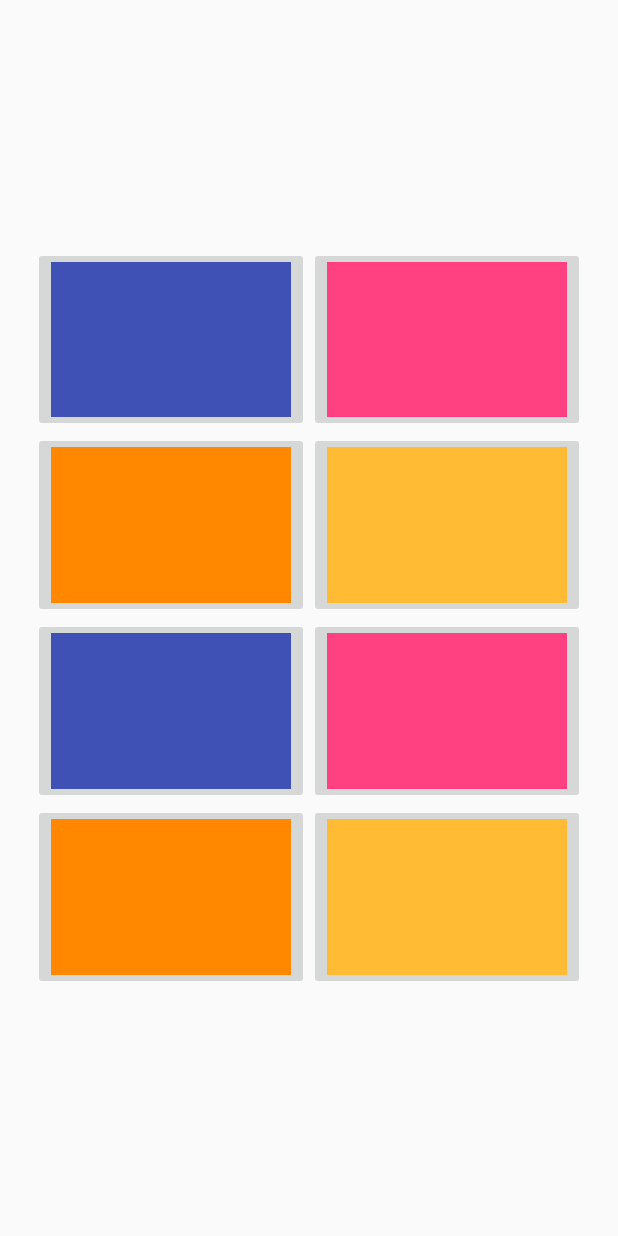
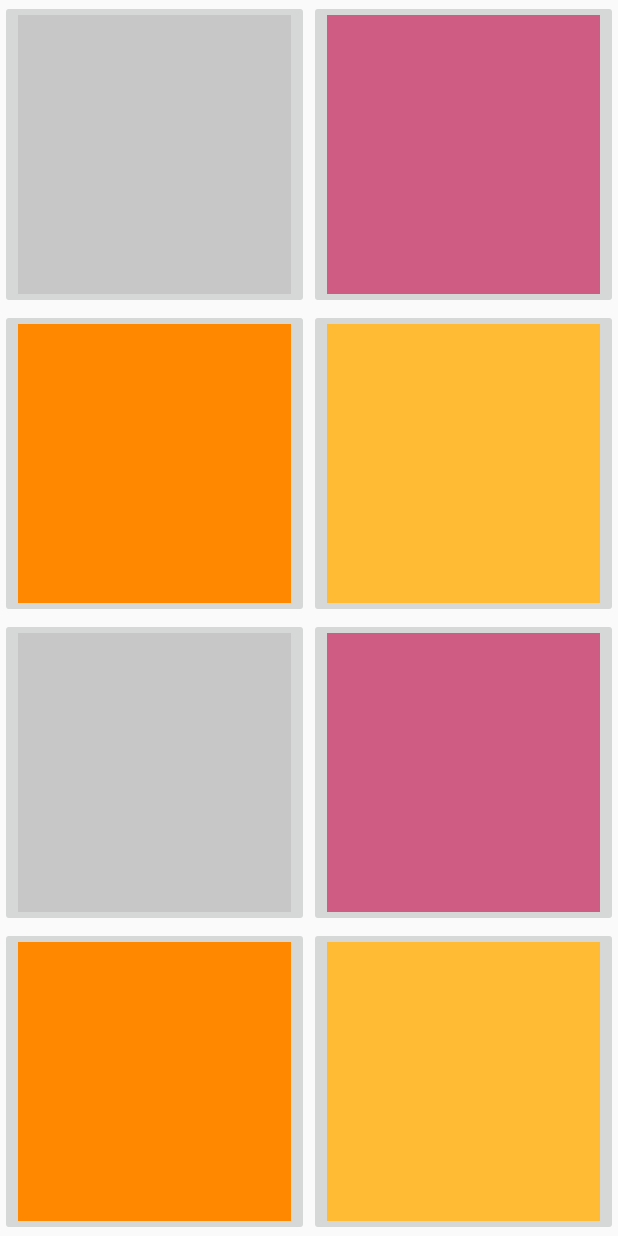
Before and after one commit to AndyCr15/WhiteNoise, an Android app: the layout activity_main.xml on its own in the app's theme, with its tools: preview values and no code run, on a phone screen of 412 x 824 dp. Run offline under Robolectric (Android 15) with nearby library versions, the phone set to English and light mode, and no system bars.

Commit message:
Small changes

```diff
--- a/app/src/main/res/layout/activity_main.xml
+++ b/app/src/main/res/layout/activity_main.xml
@@ -8,12 +8,12 @@
 
     <GridLayout
         android:id="@+id/mainGrid"
-        android:layout_width="368dp"
-        android:layout_height="495dp"
-        android:layout_marginBottom="8dp"
-        android:layout_marginLeft="8dp"
-        android:layout_marginRight="8dp"
-        android:layout_marginTop="8dp"
+        android:layout_width="match_parent"
+        android:layout_height="match_parent"
+        android:layout_marginBottom="0dp"
+        android:layout_marginLeft="0dp"
+        android:layout_marginRight="0dp"
+        android:layout_marginTop="0dp"
         app:layout_constraintBottom_toBottomOf="parent"
         app:layout_constraintLeft_toLeftOf="parent"
         app:layout_constraintRight_toRightOf="parent"
--- a/app/src/main/res/values/colors.xml
+++ b/app/src/main/res/values/colors.xml
@@ -1,6 +1,6 @@
 <?xml version="1.0" encoding="utf-8"?>
 <resources>
-    <color name="colorPrimary">#3F51B5</color>
-    <color name="colorPrimaryDark">#303F9F</color>
-    <color name="colorAccent">#ff4081</color>
+    <color name="colorPrimary">#c7c7c7</color>
+    <color name="colorPrimaryDark">#979797</color>
+    <color name="colorAccent">#cf5c83</color>
 </resources>
--- a/app/src/main/res/values/styles.xml
+++ b/app/src/main/res/values/styles.xml
@@ -1,7 +1,7 @@
 <resources>
 
     <!-- Base application theme. -->
-    <style name="AppTheme" parent="Theme.AppCompat.Light.DarkActionBar">
+    <style name="AppTheme" parent="Theme.AppCompat.Light.NoActionBar">
         <!-- Customize your theme here. -->
         <item name="colorPrimary">@color/colorPrimary</item>
         <item name="colorPrimaryDark">@color/colorPrimaryDark</item>
```
